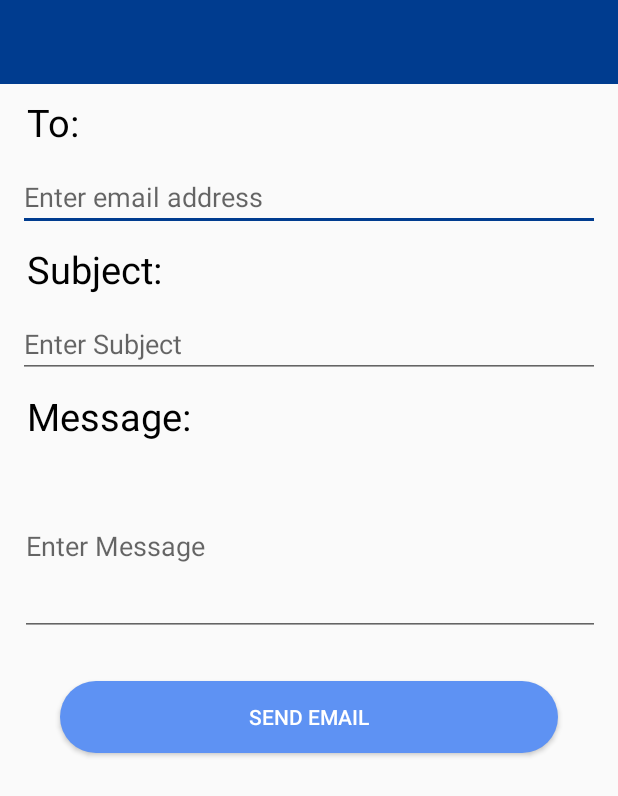
After one commit to arifur54/AndroidProjectV2, an Android app: the SendEmail screen opened directly, with no data from a screen before it, on a phone screen of 412 x 824 dp. The commit adds this screen. Shown: the top 796 px of the screen. Run offline under Robolectric (Android 15) with nearby library versions, the phone set to English and light mode, and no system bars.

Commit message:
Send Email Added

```diff
--- a/PersonalRestaurantGuide/app/src/main/AndroidManifest.xml
+++ b/PersonalRestaurantGuide/app/src/main/AndroidManifest.xml
@@ -45,7 +45,9 @@
             android:name=".MapsAndNav"
             android:label="@string/title_activity_maps_and_nav" />
         <activity android:name=".ViewRestaurantDetails" />
-        <activity android:name=".UpdateRestaurant"></activity>
+        <activity android:name=".UpdateRestaurant" />
+        <activity android:name="com.quickonference.quickonference.SendEmail" />
+        <activity android:name=".SendEmail"></activity>
     </application>
 
 </manifest>
--- a/PersonalRestaurantGuide/app/src/main/java/com/quickonference/restaurantguide/CustomeListView.java
+++ b/PersonalRestaurantGuide/app/src/main/java/com/quickonference/restaurantguide/CustomeListView.java
@@ -3,6 +3,7 @@ package com.quickonference.restaurantguide;
 import android.app.Activity;
 import android.support.annotation.NonNull;
 import android.support.annotation.Nullable;
+import android.util.Log;
 import android.view.LayoutInflater;
 import android.view.View;
 import android.view.ViewGroup;
@@ -42,7 +43,7 @@ public class CustomeListView extends ArrayAdapter<String> {
         }else {
             hv = (CustomeListView.HoldView) r.getTag();
         }
-
+        Log.d("kkk", "Hello");
         hv.txtView_restName.setText(restName.get(position));
         hv.txtView_Address.setText(address.get(position));
         hv.txtView_tags.setText(tags.get(position));
--- /dev/null
+++ b/PersonalRestaurantGuide/app/src/main/java/com/quickonference/restaurantguide/SendEmail.java
@@ -0,0 +1,50 @@
+package com.quickonference.restaurantguide;
+
+import android.content.Intent;
+import android.support.v7.app.AppCompatActivity;
+import android.os.Bundle;
+import android.view.View;
+import android.widget.Button;
+import android.widget.EditText;
+import android.widget.TextView;
+
+public class SendEmail extends AppCompatActivity {
+
+    Button btnSend;
+    EditText txtTo, txtSub, txtMessage;
+    @Override
+    protected void onCreate(Bundle savedInstanceState) {
+        super.onCreate(savedInstanceState);
+        setContentView(R.layout.activity_send_email);
+
+        txtTo = findViewById(R.id.edText_Email);
+        txtSub = findViewById(R.id.edText_subject);
+        txtMessage = findViewById(R.id.edText_message);
+
+         btnSend = findViewById(R.id.btnSendEmail);
+
+         btnSend.setOnClickListener(new View.OnClickListener() {
+             @Override
+             public void onClick(View v) {
+                 sendMail();
+             }
+         });
+    }
+
+    private void sendMail(){
+        String _toList = txtTo.getText().toString();
+        String[] toRec = _toList.split(",");
+
+        String _txtSub = txtSub.getText().toString();
+        String _txtMess = txtMessage.getText().toString();
+
+        Intent intent = new Intent(Intent.ACTION_SEND);
+        intent.putExtra(Intent.EXTRA_EMAIL, toRec);
+        intent.putExtra(Intent.EXTRA_SUBJECT, _txtSub);
+        intent.putExtra(Intent.EXTRA_TEXT, _txtMess);
+
+        intent.setType("message/rfc822");
+        startActivity(Intent.createChooser(intent, "Choose an email Client"));
+
+    }
+}
--- a/PersonalRestaurantGuide/app/src/main/java/com/quickonference/restaurantguide/UpdateRestaurant.java
+++ b/PersonalRestaurantGuide/app/src/main/java/com/quickonference/restaurantguide/UpdateRestaurant.java
@@ -84,7 +84,6 @@ public class UpdateRestaurant extends AppCompatActivity {
                     startActivity(intent);
                }
 
-               // Toast.makeText(UpdateRestaurant.this, "Fields Cannot Be Empty", Toast.LENGTH_SHORT).show();
             }
         });
 
--- a/PersonalRestaurantGuide/app/src/main/java/com/quickonference/restaurantguide/ViewRestaurantDetails.java
+++ b/PersonalRestaurantGuide/app/src/main/java/com/quickonference/restaurantguide/ViewRestaurantDetails.java
@@ -21,7 +21,7 @@ public class ViewRestaurantDetails extends AppCompatActivity {
     Activity currActivity = this;
     TextView setTitle;
 
-    Button btnEdit, btnDelete, btnLoc;
+    Button btnEdit, btnDelete, btnLoc, btnShare;
     @Override
     protected void onCreate(Bundle savedInstanceState) {
         super.onCreate(savedInstanceState);
@@ -55,6 +55,7 @@ public class ViewRestaurantDetails extends AppCompatActivity {
         btnLoc = findViewById(R.id.btnMaps);
         btnEdit = findViewById(R.id.btn_update);
         btnDelete = findViewById(R.id.btn_Delete);
+        btnShare = findViewById(R.id.btn_Share);
 
         // Send to maps Activity
         btnLoc.setOnClickListener(new View.OnClickListener() {
@@ -93,6 +94,13 @@ public class ViewRestaurantDetails extends AppCompatActivity {
             }
         });
 
+        btnShare.setOnClickListener(new View.OnClickListener() {
+            @Override
+            public void onClick(View v) {
+                Intent intent = new Intent(ViewRestaurantDetails.this, SendEmail.class);
+                startActivity(intent);
+            }
+        });
     }
 
 
--- /dev/null
+++ b/PersonalRestaurantGuide/app/src/main/res/layout/activity_send_email.xml
@@ -0,0 +1,121 @@
+<?xml version="1.0" encoding="utf-8"?>
+<android.support.constraint.ConstraintLayout xmlns:android="http://schemas.android.com/apk/res/android"
+    xmlns:app="http://schemas.android.com/apk/res-auto"
+    xmlns:tools="http://schemas.android.com/tools"
+    android:layout_width="match_parent"
+    android:layout_height="match_parent"
+    tools:context="com.quickonference.restaurantguide.SendEmail">
+
+    <android.support.v7.widget.Toolbar
+        android:id="@+id/toolbar2"
+        android:layout_width="match_parent"
+        android:layout_height="wrap_content"
+        android:background="?attr/colorPrimary"
+        android:minHeight="?attr/actionBarSize"
+        android:theme="?attr/actionBarTheme" />
+
+    <EditText
+        android:id="@+id/edText_Email"
+        android:layout_width="0dp"
+        android:layout_height="wrap_content"
+        android:layout_marginStart="12dp"
+        android:layout_marginTop="10dp"
+        android:layout_marginEnd="12dp"
+        android:ems="10"
+        android:hint="Enter email address"
+        android:inputType="textPersonName"
+        app:layout_constraintEnd_toEndOf="parent"
+        app:layout_constraintHorizontal_bias="0.503"
+        app:layout_constraintStart_toStartOf="parent"
+        app:layout_constraintTop_toBottomOf="@+id/textView4" />
+
+    <EditText
+        android:id="@+id/edText_subject"
+        android:layout_width="0dp"
+        android:layout_height="wrap_content"
+        android:layout_marginStart="12dp"
+        android:layout_marginTop="10dp"
+        android:layout_marginEnd="12dp"
+        android:ems="10"
+        android:hint="Enter Subject"
+        android:inputType="textPersonName"
+        app:layout_constraintEnd_toEndOf="parent"
+        app:layout_constraintHorizontal_bias="0.405"
+        app:layout_constraintStart_toStartOf="parent"
+        app:layout_constraintTop_toBottomOf="@+id/textView5" />
+
+    <TextView
+        android:id="@+id/textView4"
+        android:layout_width="wrap_content"
+        android:layout_height="wrap_content"
+        android:layout_marginStart="18dp"
+        android:layout_marginTop="8dp"
+        android:layout_marginEnd="299dp"
+        android:text="To:"
+        android:textSize="25sp"
+        android:textColor="#000000"
+        app:layout_constraintEnd_toEndOf="parent"
+        app:layout_constraintHorizontal_bias="0.0"
+        app:layout_constraintStart_toStartOf="parent"
+        app:layout_constraintTop_toBottomOf="@+id/toolbar2" />
+
+    <TextView
+        android:id="@+id/textView5"
+        android:layout_width="wrap_content"
+        android:layout_height="wrap_content"
+        android:layout_marginStart="18dp"
+        android:layout_marginTop="8dp"
+        android:layout_marginEnd="299dp"
+        android:text="Subject:"
+        android:textColor="#000000"
+        android:textSize="25sp"
+        app:layout_constraintEnd_toEndOf="parent"
+        app:layout_constraintHorizontal_bias="0.0"
+        app:layout_constraintStart_toStartOf="parent"
+        app:layout_constraintTop_toBottomOf="@+id/edText_Email" />
+
+    <TextView
+        android:id="@+id/txtView001"
+        android:layout_width="wrap_content"
+        android:layout_height="wrap_content"
+        android:layout_marginStart="18dp"
+        android:layout_marginTop="8dp"
+        android:layout_marginEnd="299dp"
+        android:text="Message:"
+        android:textColor="#000000"
+        android:textSize="25sp"
+        app:layout_constraintEnd_toEndOf="parent"
+        app:layout_constraintHorizontal_bias="0.0"
+        app:layout_constraintStart_toStartOf="parent"
+        app:layout_constraintTop_toBottomOf="@+id/edText_subject" />
+
+    <EditText
+        android:id="@+id/edText_message"
+        android:layout_width="0dp"
+        android:layout_height="119dp"
+        android:layout_marginStart="13dp"
+        android:layout_marginTop="10dp"
+        android:layout_marginEnd="12dp"
+        android:ems="10"
+        android:hint="Enter Message"
+        android:inputType="textMultiLine"
+        android:textAlignment="textStart"
+        app:layout_constraintEnd_toEndOf="parent"
+        app:layout_constraintStart_toStartOf="parent"
+        app:layout_constraintTop_toBottomOf="@+id/txtView001" />
+
+    <Button
+        android:id="@+id/btnSendEmail"
+        android:layout_width="0dp"
+        android:layout_height="wrap_content"
+        android:layout_marginStart="40dp"
+        android:layout_marginTop="30dp"
+        android:layout_marginEnd="40dp"
+        android:background="@drawable/rounded_button_secondary"
+        android:text="Send Email"
+        android:textColor="#ffffff"
+        app:layout_constraintEnd_toEndOf="parent"
+        app:layout_constraintStart_toStartOf="parent"
+        app:layout_constraintTop_toBottomOf="@+id/edText_message" />
+
+</android.support.constraint.ConstraintLayout>
--- a/PersonalRestaurantGuide/app/src/main/res/layout/activity_view_restaurant_details.xml
+++ b/PersonalRestaurantGuide/app/src/main/res/layout/activity_view_restaurant_details.xml
@@ -46,7 +46,7 @@
         android:layout_width="91dp"
         android:layout_height="23dp"
         android:layout_marginStart="20dp"
-        android:layout_marginTop="28dp"
+        android:layout_marginTop="32dp"
         android:text="Tags"
         android:textSize="16sp"
         android:textStyle="bold"
@@ -99,7 +99,7 @@
         android:layout_width="0dp"
         android:layout_height="wrap_content"
         android:layout_marginStart="8dp"
-        android:layout_marginTop="28dp"
+        android:layout_marginTop="32dp"
         android:layout_marginEnd="9dp"
         android:text="TextView"
         android:textSize="16sp"
@@ -212,4 +212,20 @@
         app:layout_constraintTop_toBottomOf="@+id/txtView_EditDetails"
         app:layout_constraintVertical_bias="0.243" />
 
+    <Button
+        android:id="@+id/btn_Share"
+        android:layout_width="80dp"
+        android:layout_height="39dp"
+        android:layout_marginStart="3dp"
+        android:layout_marginTop="60dp"
+        android:layout_marginEnd="8dp"
+        android:layout_marginBottom="8dp"
+        android:text="share"
+        app:layout_constraintBottom_toBottomOf="@+id/txtView_EditDetails"
+        app:layout_constraintEnd_toEndOf="parent"
+        app:layout_constraintHorizontal_bias="0.738"
+        app:layout_constraintStart_toEndOf="@+id/textView29"
+        app:layout_constraintTop_toBottomOf="@+id/textView004"
+        app:layout_constraintVertical_bias="0.0" />
+
 </android.support.constraint.ConstraintLayout>
```
